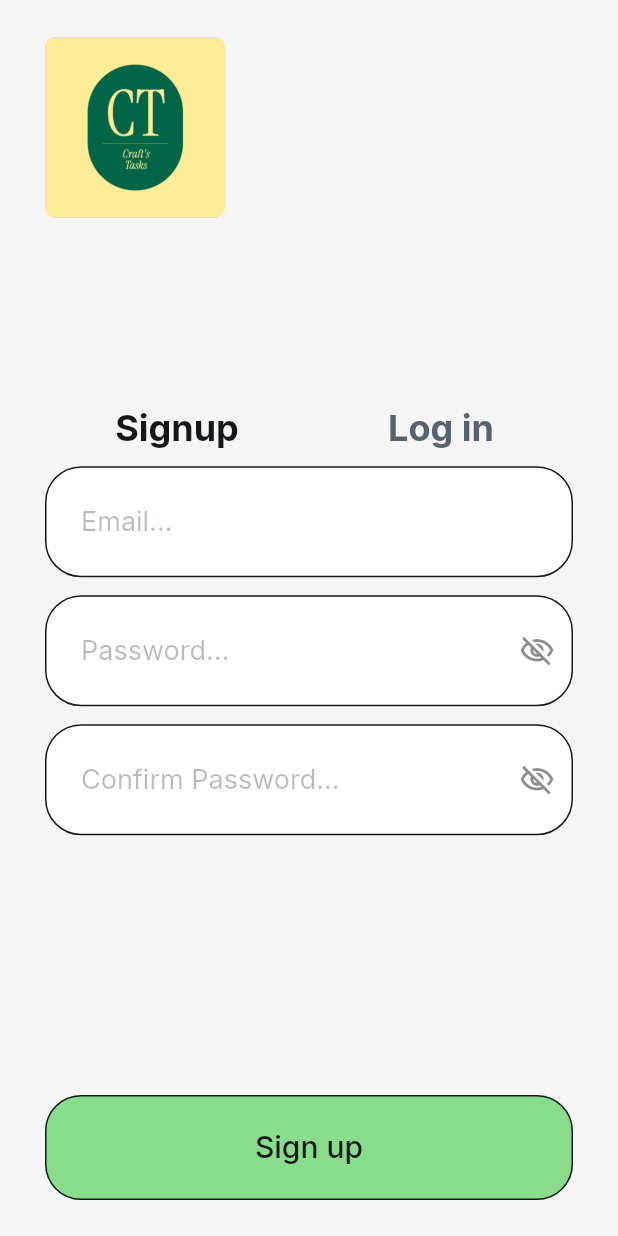
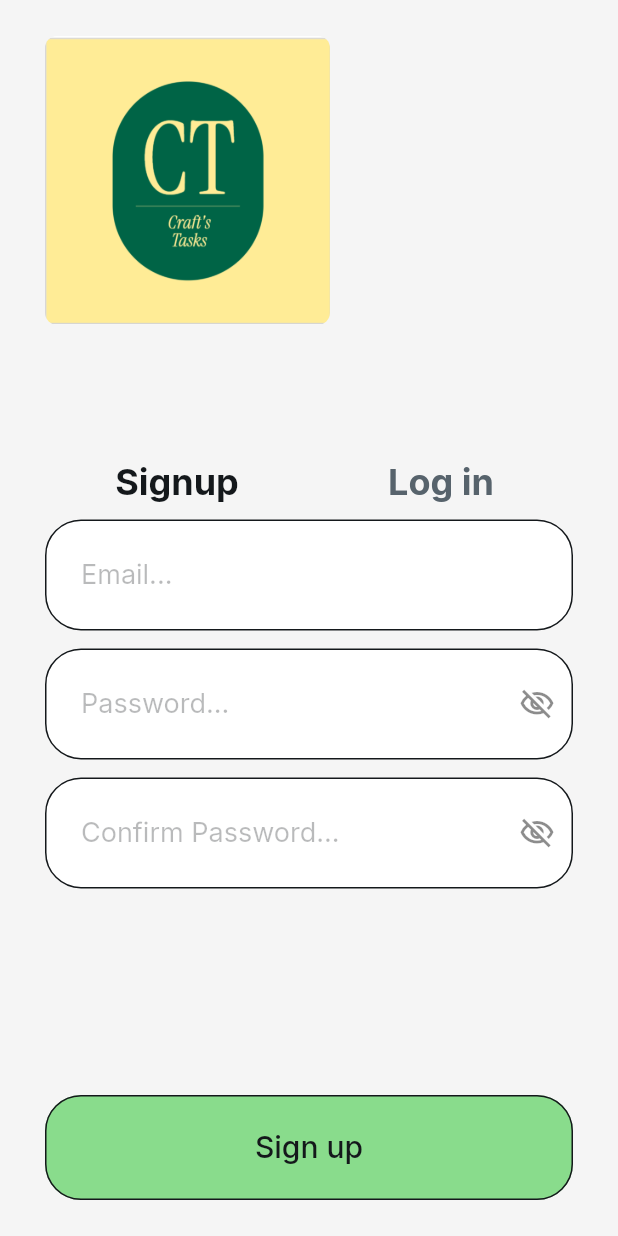
Before and after one commit to Icraft287/TodoApp-FlutterFlow, a Flutter app: the screen it shows after launch, on a phone screen of 412 x 824 dp. Run offline on Flutter 3.47's test engine with Material 3 defaults, Android fonts, the phone set to English and light mode, and no system bars; drawn by our look-alikes of auto_size_text; our stand-ins replace cloud_firestore, easy_debounce, file_picker, firebase_auth, firebase_core, firebase_storage and 12 more; missing offline and left inert: json_path, mime_type; accounts and stored records are empty.

Commit message:
Updating to latest FlutterFlow output.

```diff
--- a/lib/login/login_widget.dart
+++ b/lib/login/login_widget.dart
@@ -86,7 +86,7 @@ class _LoginWidgetState extends State<LoginWidget>
                       borderRadius: BorderRadius.circular(8.0),
                       child: Image.asset(
                         'assets/images/image_2025-02-10_185239731.png',
-                        width: 120.0,
+                        width: 190.0,
                         fit: BoxFit.contain,
                       ),
                     ),
```
